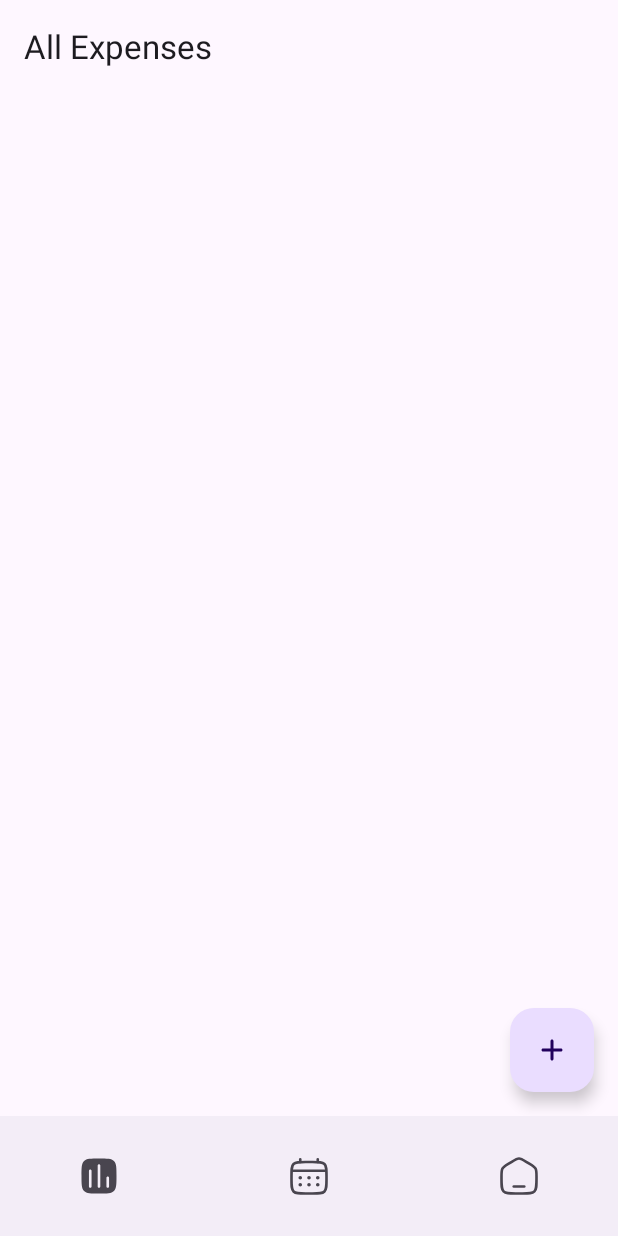
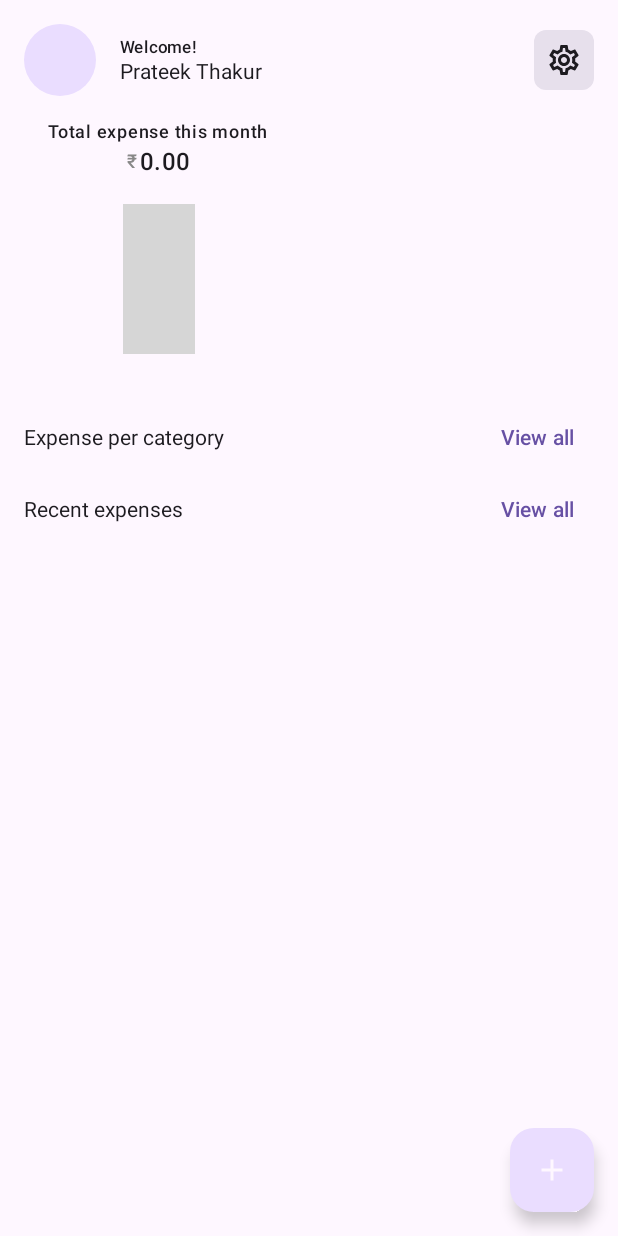
Before and after one commit to prateekthakur272/Spendo, an Android app built with Jetpack Compose: the screen it shows after launch (MainActivity), on a phone screen of 412 x 824 dp. Run offline under Robolectric (Android 15) with nearby library versions, the phone set to English and light mode, and no system bars; our stand-ins replace Room's generated code, Timber; libraries missing offline, so code that uses them is left out: com.himanshoe.charty; missing, so only their content is drawn: AppTheme; 3 statements that could not run were skipped; grey boxes are pictures that could not be loaded.

Commit message:
adds nav

```diff
--- a/app/build.gradle.kts
+++ b/app/build.gradle.kts
@@ -55,6 +55,8 @@ dependencies {
     // Room
     implementation(libs.androidx.room.runtime)
     implementation(libs.androidx.navigation.compose)
+    implementation(libs.androidx.ui.text.google.fonts)
+    implementation(libs.charty)
     ksp(libs.androidx.room.compiler)
     implementation(libs.androidx.room.ktx)
     // Koin
--- a/app/src/main/java/dev/prateekthakur/spendo/MainActivity.kt
+++ b/app/src/main/java/dev/prateekthakur/spendo/MainActivity.kt
@@ -4,14 +4,18 @@ import android.os.Bundle
 import androidx.activity.ComponentActivity
 import androidx.activity.compose.setContent
 import androidx.activity.enableEdgeToEdge
-import dev.prateekthakur.spendo.presentation.screens.MainScreen
+import dev.prateekthakur.spendo.presentation.screens.HomeScreen
+import dev.prateekthakur.spendo.ui.theme.AppTheme
+import org.koin.androidx.compose.koinViewModel
 
 class MainActivity : ComponentActivity() {
     override fun onCreate(savedInstanceState: Bundle?) {
         super.onCreate(savedInstanceState)
         enableEdgeToEdge()
         setContent {
-            MainScreen()
+            AppTheme {
+                HomeScreen(expenseViewModel = koinViewModel())
+            }
         }
     }
 }
--- /dev/null
+++ b/app/src/main/java/dev/prateekthakur/spendo/domain/models/CategoryExpense.kt
@@ -0,0 +1,6 @@
+package dev.prateekthakur.spendo.domain.models
+
+data class CategoryExpense(
+    val type: ExpenseType,
+    val total: Double
+)
--- /dev/null
+++ b/app/src/main/java/dev/prateekthakur/spendo/presentation/screens/HomeScreen.kt
@@ -0,0 +1,181 @@
+package dev.prateekthakur.spendo.presentation.screens
+
+import androidx.compose.foundation.background
+import androidx.compose.foundation.layout.Arrangement
+import androidx.compose.foundation.layout.Box
+import androidx.compose.foundation.layout.Column
+import androidx.compose.foundation.layout.Row
+import androidx.compose.foundation.layout.Spacer
+import androidx.compose.foundation.layout.fillMaxWidth
+import androidx.compose.foundation.layout.height
+import androidx.compose.foundation.layout.padding
+import androidx.compose.foundation.layout.size
+import androidx.compose.foundation.layout.width
+import androidx.compose.foundation.shape.CircleShape
+import androidx.compose.foundation.shape.RoundedCornerShape
+import androidx.compose.material.icons.Icons
+import androidx.compose.material.icons.filled.Add
+import androidx.compose.material.icons.outlined.Settings
+import androidx.compose.material3.FloatingActionButton
+import androidx.compose.material3.Icon
+import androidx.compose.material3.MaterialTheme
+import androidx.compose.material3.Scaffold
+import androidx.compose.material3.Text
+import androidx.compose.material3.TextButton
+import androidx.compose.runtime.Composable
+import androidx.compose.runtime.getValue
+import androidx.compose.ui.Alignment
+import androidx.compose.ui.Modifier
+import androidx.compose.ui.draw.clip
+import androidx.compose.ui.unit.dp
+import androidx.lifecycle.compose.collectAsStateWithLifecycle
+import com.himanshoe.charty.bar.BarChart
+import com.himanshoe.charty.bar.model.BarData
+import com.himanshoe.charty.common.ChartColor
+import com.himanshoe.charty.common.LabelConfig
+import dev.prateekthakur.spendo.domain.models.CategoryExpense
+import dev.prateekthakur.spendo.domain.models.Expense
+import dev.prateekthakur.spendo.presentation.composables.CategoryExpenseListItem
+import dev.prateekthakur.spendo.presentation.composables.DisplayAmount
+import dev.prateekthakur.spendo.presentation.composables.ExpenseListItem
+import dev.prateekthakur.spendo.presentation.viewmodels.ExpenseViewModel
+import dev.prateekthakur.spendo.utils.getColor
+
+@Composable
+fun HomeScreen(expenseViewModel: ExpenseViewModel, modifier: Modifier = Modifier) {
+
+    val expenses by expenseViewModel.state.collectAsStateWithLifecycle()
+    val categoryExpenses = expenses.groupBy { it.type }.map { (k, v) ->
+        CategoryExpense(
+            type = k,
+            total = v.map { it.amount }.reduceOrNull { a, b -> a + b } ?: 0.0
+        )
+    }
+
+    Scaffold(containerColor = MaterialTheme.colorScheme.surface, floatingActionButton = {
+        FloatingActionButton(onClick = {}) {
+            Icon(
+                Icons.Default.Add,
+                contentDescription = null,
+                tint = MaterialTheme.colorScheme.surface
+            )
+        }
+    }) { safePadding ->
+        Column(
+            modifier = modifier
+                .padding(safePadding)
+                .padding(horizontal = 16.dp)
+        ) {
+            Spacer(modifier = Modifier.height(16.dp))
+            HomeScreenHeader()
+            OverviewCard(categoryExpenses)
+            Spacer(modifier = Modifier.height(16.dp))
+            ExpenseCategories(categoryExpenses)
+            RecentExpenses(expenses.take(5))
+        }
+    }
+}
+
+@Composable
+fun OverviewCard(categoryExpenses: List<CategoryExpense>, modifier: Modifier = Modifier) {
+    Box(modifier = modifier.padding(16.dp)) {
+        val chartData = categoryExpenses.map {
+            BarData(
+                xValue = it.type, yValue = it.total.toFloat(), barColor = ChartColor.Solid(
+                    getColor(it.type)
+                )
+            )
+        }
+        val total = categoryExpenses.map { it.total }.reduceOrNull { acc, d -> acc + d } ?: 0.0
+
+        Column(horizontalAlignment = Alignment.CenterHorizontally) {
+            Text("Total expense this month", style = MaterialTheme.typography.labelMedium)
+            DisplayAmount(total)
+            Spacer(modifier = modifier.height(16.dp))
+            BarChart(
+                { chartData },
+                modifier = Modifier
+                    .height(100.dp),
+                labelConfig = LabelConfig.default().copy(
+                    showYLabel = true,
+                    showXLabel = false,
+                    labelTextStyle = MaterialTheme.typography.labelSmall.copy(color = MaterialTheme.colorScheme.onSurface)
+                )
+            )
+        }
+    }
+}
+
+@Composable
+fun HomeScreenHeader(modifier: Modifier = Modifier) {
+    Row(modifier = modifier.fillMaxWidth(), verticalAlignment = Alignment.CenterVertically) {
+        Box(
+            modifier = Modifier
+                .size(48.dp)
+                .clip(CircleShape)
+                .background(MaterialTheme.colorScheme.primaryContainer)
+        )
+
+        Spacer(modifier = Modifier.width(16.dp))
+
+        Column {
+            Text("Welcome!", style = MaterialTheme.typography.labelSmall)
+            Text("Prateek Thakur")
+        }
+
+        Spacer(modifier = Modifier.weight(1f))
+
+        Box(
+            modifier = Modifier
+                .size(40.dp)
+                .clip(RoundedCornerShape(8.dp))
+                .background(MaterialTheme.colorScheme.surfaceVariant),
+            contentAlignment = Alignment.Center
+        ) {
+            Icon(Icons.Outlined.Settings, contentDescription = null)
+        }
+    }
+}
+
+@Composable
+fun RecentExpenses(expenses: List<Expense>, modifier: Modifier = Modifier) {
+    Column(modifier = modifier) {
+        Row(
+            verticalAlignment = Alignment.CenterVertically,
+            horizontalArrangement = Arrangement.SpaceBetween,
+            modifier = Modifier.fillMaxWidth()
+        ) {
+            Text("Recent expenses")
+            TextButton(onClick = {}) {
+                Text("View all")
+            }
+        }
+
+        expenses.map {
+            ExpenseListItem(it)
+            Spacer(modifier = Modifier.height(16.dp))
+        }
+    }
+}
+
+@Composable
+fun ExpenseCategories(categoryExpenses: List<CategoryExpense>, modifier: Modifier = Modifier) {
+    Column(modifier = modifier) {
+        Row(
+            verticalAlignment = Alignment.CenterVertically,
+            horizontalArrangement = Arrangement.SpaceBetween,
+            modifier = Modifier.fillMaxWidth()
+        ) {
+            Text("Expense per category")
+            TextButton(onClick = {}) {
+                Text("View all")
+            }
+        }
+
+        categoryExpenses.map {
+            CategoryExpenseListItem(it)
+            Spacer(modifier = Modifier.height(16.dp))
+        }
+    }
+
+}
--- /dev/null
+++ b/app/src/main/java/dev/prateekthakur/spendo/utils/ColorUtils.kt
@@ -0,0 +1,18 @@
+package dev.prateekthakur.spendo.utils
+
+import dev.prateekthakur.spendo.domain.models.ExpenseType
+import dev.prateekthakur.spendo.ui.theme.expenseTypeAnonymous
+import dev.prateekthakur.spendo.ui.theme.expenseTypeFood
+import dev.prateekthakur.spendo.ui.theme.expenseTypeHousehold
+import dev.prateekthakur.spendo.ui.theme.expenseTypeMovie
+import dev.prateekthakur.spendo.ui.theme.expenseTypeTravel
+import dev.prateekthakur.spendo.ui.theme.expenseTypeUtility
+
+fun getColor(type: ExpenseType) = when(type) {
+    ExpenseType.ANONYMOUS -> expenseTypeAnonymous
+    ExpenseType.FOOD -> expenseTypeFood
+    ExpenseType.UTILITY -> expenseTypeUtility
+    ExpenseType.TRAVEL -> expenseTypeTravel
+    ExpenseType.MOVIE -> expenseTypeMovie
+    ExpenseType.HOUSEHOLD -> expenseTypeHousehold
+}
--- a/gradle/libs.versions.toml
+++ b/gradle/libs.versions.toml
@@ -13,6 +13,8 @@ composeBom = "2024.09.00"
 roomRuntime = "2.8.2"
 timber = "5.0.1"
 navigationCompose = "2.9.5"
+uiTextGoogleFonts = "1.10.0-alpha05"
+charty = "2.1.0-beta03.4"
 
 [libraries]
 androidx-core-ktx = { group = "androidx.core", name = "core-ktx", version.ref = "coreKtx" }
@@ -36,6 +38,8 @@ koin-android = { module = "io.insert-koin:koin-android", version.ref = "koinAndr
 koin-androidx-compose = { module = "io.insert-koin:koin-androidx-compose", version.ref = "koinAndroidxCompose" }
 timber = { module = "com.jakewharton.timber:timber", version.ref = "timber" }
 androidx-navigation-compose = { group = "androidx.navigation", name = "navigation-compose", version.ref = "navigationCompose" }
+androidx-ui-text-google-fonts = { group = "androidx.compose.ui", name = "ui-text-google-fonts", version.ref = "uiTextGoogleFonts" }
+charty = { group = "com.himanshoe", name = "charty", version.ref = "charty" }
 
 [plugins]
 android-application = { id = "com.android.application", version.ref = "agp" }
```
Also changed, not shown: app/src/main/java/dev/prateekthakur/spendo/presentation/composables/Button.kt (added, +37 -0 lines), app/src/main/java/dev/prateekthakur/spendo/presentation/composables/ListTile.kt (added, +107 -0 lines), app/src/main/java/dev/prateekthakur/spendo/presentation/screens/AllExpensesScreen.kt (+10 -70 lines).
